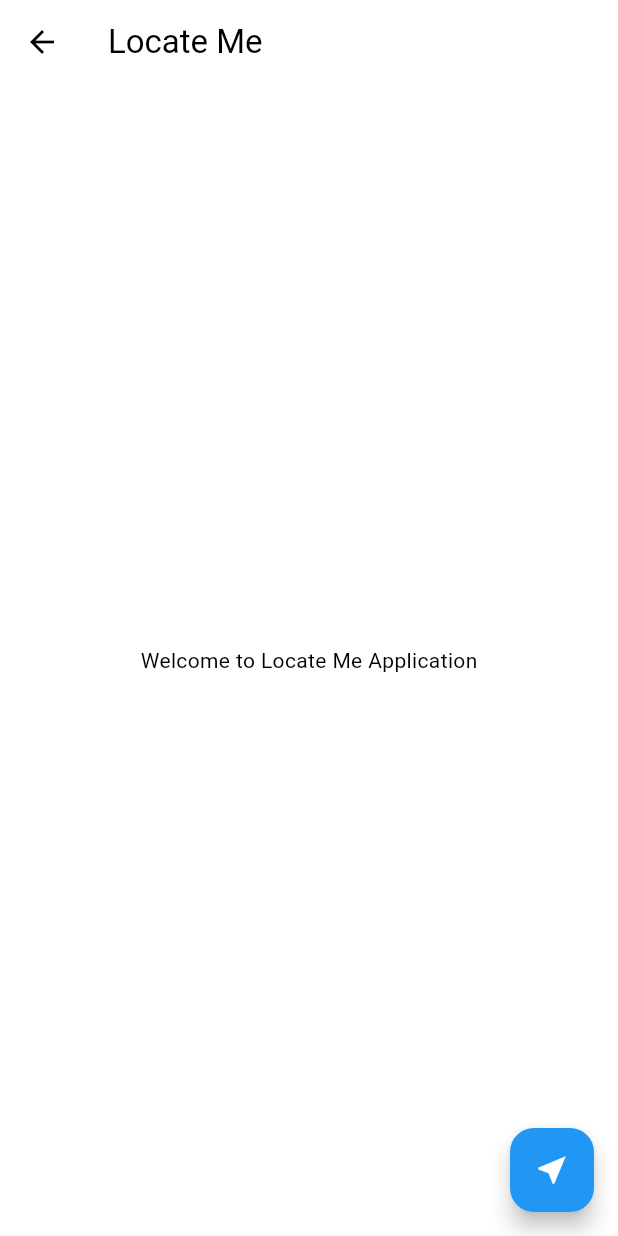
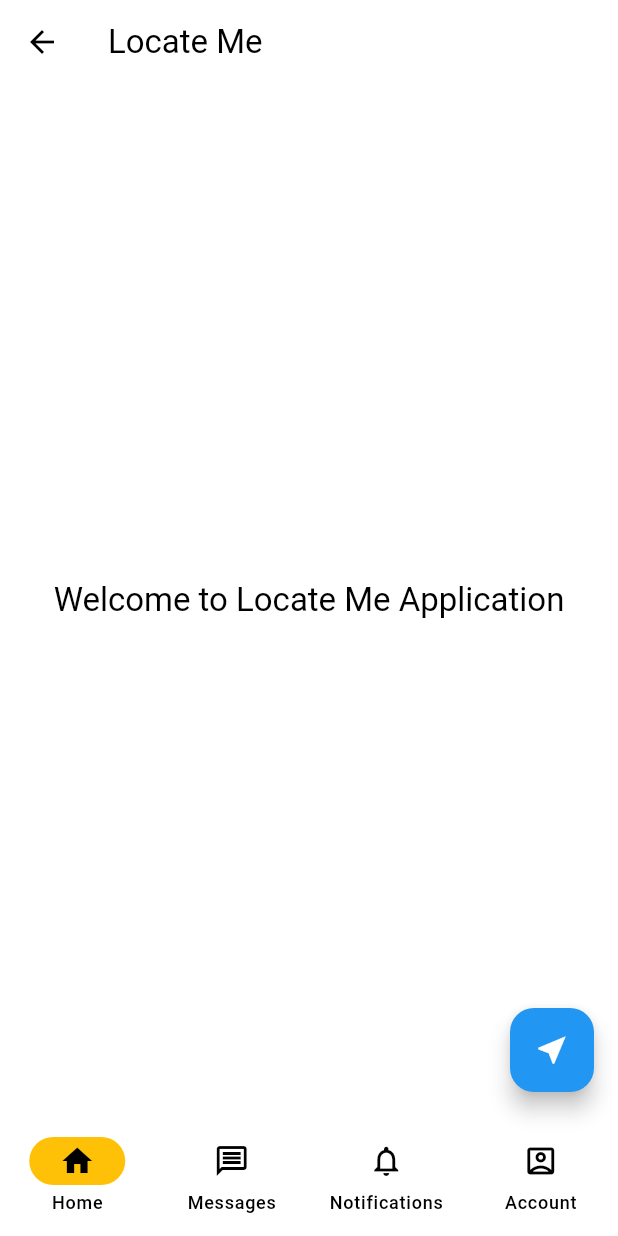
Before and after one commit to bmyaye/Located-Me-App, a Flutter app: the MyHomePage screen opened directly, on a phone screen of 412 x 824 dp. Run offline on Flutter 3.47's test engine with Material 3 defaults, Android fonts, the phone set to English and light mode, and no system bars; our stand-ins replace bloc, equatable, firebase_core, flutter_bloc, geolocator, google_maps_flutter; missing offline and left inert: user_repository; accounts and stored records are empty.

Commit message:
Update file (login-logout system : finished)

```diff
--- a/lib/main.dart
+++ b/lib/main.dart
@@ -5,6 +5,7 @@ import 'package:firebase_core/firebase_core.dart';
 import 'package:flutter_bloc/flutter_bloc.dart';
 import 'package:location_app/simple_bloc_observer.dart';
 import 'package:user_repository/user_repository.dart';
+import 'screens/auth/blocs/sign_in_bloc/sign_in_bloc.dart';
 
 void main() async {
   WidgetsFlutterBinding.ensureInitialized();
@@ -12,6 +13,21 @@ void main() async {
   Bloc.observer = SimpleBlocObserver();
 
   runApp(MyApp(FirebaseUserRepo()));
+}
+
+class AppBarApp extends StatelessWidget {
+  const AppBarApp({super.key});
+
+  @override
+  Widget build(BuildContext context) {
+    return MaterialApp(
+      theme: ThemeData(
+        colorSchemeSeed: const Color.fromARGB(255, 145, 209, 255),
+        useMaterial3: true,
+      ),
+      // home: const MyHomePage(title: 'Location App'),
+    );
+  }
 }
 
 class MyHomePage extends StatefulWidget {
@@ -24,31 +40,199 @@ class MyHomePage extends StatefulWidget {
 }
 
 class _MyHomePageState extends State<MyHomePage> {
+  int currentPageIndex = 0;
+
   @override
   Widget build(BuildContext context) {
+    final ThemeData theme = Theme.of(context);
+    // final ButtonStyle style = ElevatedButton.styleFrom(textStyle: const TextStyle(fontSize: 20));
+
     return Scaffold(
       appBar: AppBar(
         title: Text(widget.title),
       ),
-      body: Center(
-        child: Column(
 
-          mainAxisAlignment: MainAxisAlignment.center,
-          children: <Widget>[
-            Text(
-              'Welcome to Locate Me Application',
-            ),
-          ],
-        ),
-      ),
       floatingActionButton: FloatingActionButton(
         onPressed: () {
           Navigator.push(
               context, MaterialPageRoute(builder: (context) => MapsPage()));
         },
         tooltip: 'Increment',
-        child: Icon(Icons.near_me),
+        child: const Icon(Icons.near_me),
+      ),
+
+      bottomNavigationBar: NavigationBar(
+        onDestinationSelected: (int index) {
+          setState(() {
+            currentPageIndex = index;
+          });
+        },
+
+        indicatorColor: Colors.amber,
+        selectedIndex: currentPageIndex,
+        destinations: const <Widget>[
+          NavigationDestination(
+            selectedIcon: Icon(Icons.home),
+            icon: Icon(Icons.home_outlined),
+            label: 'Home',
+          ),
+          NavigationDestination(
+            selectedIcon: Icon(Icons.message),
+            icon: Icon(Icons.message_outlined),
+            label: 'Messages'
+          ),
+          NavigationDestination(
+            selectedIcon: Icon(Icons.notifications),
+            icon: Icon(Icons.notifications_outlined),
+            label: 'Notifications',
+          ),
+          NavigationDestination(
+            selectedIcon: Icon(Icons.account_box),
+            icon: Icon(Icons.account_box_outlined),
+            label: 'Account',
+          ),
+        ],
+      ),
+
+      body: _buildPage(currentPageIndex, theme),
+    );
+  }
+
+  Widget _buildPage(int index, ThemeData theme) {
+    switch (index) {
+      case 0:
+        return _buildHomePage(theme);
+      case 1:
+        return _buildMessagesPage(theme);
+      case 2:
+        return _buildNotificationsPage(theme);
+      case 3:
+        return _ProfilePage(theme);
+      default:
+        return Container(); // Placeholder, you can replace it with an error page or something else.
+    }
+  }
+
+  Widget _buildHomePage(ThemeData theme) {
+    return Card(
+      shadowColor: Colors.transparent,
+      margin: const EdgeInsets.all(5.0),
+      child: SizedBox.expand(
+        child: Center(
+          child: Text(
+            'Welcome to Locate Me Application',
+            style: theme.textTheme.titleLarge!,
+          ),
+        ),
       ),
     );
   }
+
+  @override
+  Widget _buildMessagesPage(ThemeData theme) {
+    return ListView.builder(
+      reverse: true,
+      itemCount: 2,
+      itemBuilder: (BuildContext context, int index) {
+        if (index == 0) {
+          return Align(
+            alignment: Alignment.centerRight,
+            child: Container(
+              margin: const EdgeInsets.all(8.0),
+              padding: const EdgeInsets.all(8.0),
+              decoration: BoxDecoration(
+                color: theme.colorScheme.primary,
+                borderRadius: BorderRadius.circular(8.0),
+              ),
+              child: Text(
+                'Hello',
+                style: theme.textTheme.bodyLarge!
+                    .copyWith(color: theme.colorScheme.onPrimary),
+              ),
+            ),
+          );
+        }
+        return Align(
+          alignment: Alignment.centerLeft,
+          child: Container(
+            margin: const EdgeInsets.all(8.0),
+            padding: const EdgeInsets.all(8.0),
+            decoration: BoxDecoration(
+              color: theme.colorScheme.primary,
+              borderRadius: BorderRadius.circular(8.0),
+            ),
+            child: Text(
+              'Hi!',
+              style: theme.textTheme.bodyLarge!
+                  .copyWith(color: theme.colorScheme.onPrimary),
+            ),
+          ),
+        );
+      },
+    );
+  }
+
+  @override
+  Widget _buildNotificationsPage(ThemeData theme) {
+    return const Padding(
+      padding: EdgeInsets.all(8.0),
+      child: Column(
+        children: <Widget>[
+          Card(
+            child: ListTile(
+              leading: Icon(Icons.notifications_sharp),
+              title: Text('Notification 1'),
+              subtitle: Text('This is a notification'),
+            ),
+          ),
+          Card(
+            child: ListTile(
+              leading: Icon(Icons.notifications_sharp),
+              title: Text('Notification 2'),
+              subtitle: Text('This is a notification'),
+            ),
+          ),
+        ],
+      ),
+    );
+  }
+
+  @override
+  Widget _ProfilePage(ThemeData theme) {
+    return Center(
+      child: Column(
+        children: <Widget>[
+          const Card(
+            child: ListTile(
+              leading: Icon(Icons.account_box),
+              title: Text('My Account'),
+            ),
+          ),
+          const Card(
+            child: ListTile(
+              leading: Icon(Icons.location_city),
+              title: Text('Location'),
+            ),
+          ),
+          const Card(
+            child: ListTile(
+              leading: Icon(Icons.settings),
+              title: Text('Settings'),
+            ),
+          ),
+          const Card(
+            child: ListTile(
+              leading: Icon(Icons.help_center),
+              title: Text('Help Center'),
+            ),
+          ),
+          ElevatedButton(
+            onPressed: () {
+              context.read<SignInBloc>().add(SignOutRequired());
+            },
+            child: const Text('Sign Out'),
+          ),
+        ],
+      ));
+  }
 }
```
Also changed, not shown: lib/app_view.dart (+11 -2 lines).
